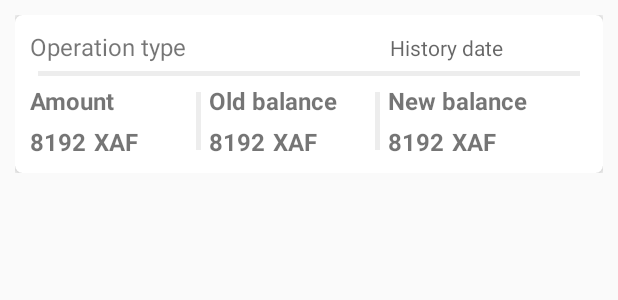
After one commit to HaroldMT/KoloAndroid, an Android app: the layout kolocustbalhist_rowitems.xml on its own in the app's theme, with its tools: preview values and no code run, on a phone screen of 412 x 824 dp. The commit adds this screen. Shown: the top 300 px of the screen. Run offline under Robolectric (Android 15) with nearby library versions, the phone set to English and light mode, and no system bars.

Commit message:
Emmanuel -Notification layerout -Notification recyclerView -Notification adapter -Notification list items -Customer Balance History layerout -Customer Balance History recyclerView -Customer Balance History adapter -Customer Balance History list items

```diff
--- /dev/null
+++ b/app/src/main/res/drawable/ic_announcement_black_36dp.xml
@@ -0,0 +1,4 @@
+<vector android:height="36dp" android:viewportHeight="24.0"
+    android:viewportWidth="24.0" android:width="36dp" xmlns:android="http://schemas.android.com/apk/res/android">
+    <path android:fillColor="#FF000000" android:pathData="M20,2L4,2c-1.1,0 -1.99,0.9 -1.99,2L2,22l4,-4h14c1.1,0 2,-0.9 2,-2L22,4c0,-1.1 -0.9,-2 -2,-2zM13,11h-2L11,5h2v6zM13,15h-2v-2h2v2z"/>
+</vector>
--- /dev/null
+++ b/app/src/main/res/drawable/loading_shape.xml
@@ -0,0 +1,4 @@
+<?xml version="1.0" encoding="utf-8"?>
+<shape android:shape="rectangle" xmlns:android="http://schemas.android.com/apk/res/android">
+<solid android:color="#f4f4f4" />
+</shape>
--- /dev/null
+++ b/app/src/main/res/drawable/roundedrectangle.xml
@@ -0,0 +1,4 @@
+<?xml version="1.0" encoding="utf-8"?>
+<shape xmlns:android="http://schemas.android.com/apk/res/android">
+<corners android:radius="25dp" />
+</shape>
--- /dev/null
+++ b/app/src/main/res/layout/kolocustbalhist_rowitems.xml
@@ -0,0 +1,179 @@
+<?xml version="1.0" encoding="utf-8"?>
+<RelativeLayout android:orientation="horizontal"
+    xmlns:android="http://schemas.android.com/apk/res/android"
+    android:layout_width="match_parent"
+    android:layout_height="wrap_content"
+    android:padding="10dp"
+    xmlns:app="http://schemas.android.com/apk/res-auto">
+
+    <android.support.v7.widget.CardView
+        app:cardElevation="5dp"
+        app:cardCornerRadius="5dp"
+        android:layout_width="match_parent"
+        android:layout_height="wrap_content">
+
+        <LinearLayout
+            android:padding="10dp"
+            android:background="@drawable/roundedrectangle"
+            android:orientation="vertical"
+            android:layout_width="match_parent"
+            android:layout_height="105dp">
+
+            <LinearLayout
+                android:orientation="horizontal"
+                android:layout_width="match_parent"
+                android:layout_height="wrap_content">
+
+                <TextView
+                    android:id="@+id/txt_custbal_optype"
+                    android:text="@string/operation_type"
+                    android:textSize="16sp"
+                    android:layout_width="240dp"
+                    android:layout_height="wrap_content" />
+
+                <TextView
+                    android:id="@+id/txt_custbal_historydate"
+                    android:text=""
+                    android:hint="@string/history_date"
+                    android:layout_width="wrap_content"
+                    android:layout_height="wrap_content" />
+
+            </LinearLayout>
+
+            <View
+                android:layout_width="match_parent"
+                android:layout_height="3dp"
+                android:background="@color/lightgrayline"
+                android:layout_margin="5dp"/>
+
+            <LinearLayout
+                android:orientation="horizontal"
+                android:layout_width="match_parent"
+                android:layout_height="wrap_content">
+
+                <LinearLayout
+                    android:orientation="vertical"
+                    android:layout_width="105dp"
+                    android:layout_height="wrap_content">
+
+                    <TextView
+                        android:paddingBottom="5dp"
+                        android:text="@string/amount"
+                        android:textSize="16sp"
+                        android:textStyle="bold"
+                        android:layout_width="wrap_content"
+                        android:layout_height="wrap_content" />
+
+                    <LinearLayout
+                        android:layout_width="wrap_content"
+                        android:layout_height="wrap_content">
+
+                        <TextView
+                            android:textStyle="bold"
+                            android:id="@+id/txt_custbal_amount"
+                            android:text="@string/sampleamount"
+                            android:textSize="16sp"
+                            android:layout_width="wrap_content"
+                            android:layout_height="wrap_content"
+                            android:layout_marginRight="5dp"/>
+                        <TextView
+                            android:textStyle="bold"
+                            android:text="@string/xaf"
+                            android:textSize="16sp"
+                            android:layout_width="wrap_content"
+                            android:layout_height="wrap_content" />
+
+                    </LinearLayout>
+
+                </LinearLayout>
+
+                <View
+                    android:layout_width="3dp"
+                    android:layout_height="match_parent"
+                    android:background="@color/lightgrayline"
+                    android:layout_margin="5dp"/>
+
+                <LinearLayout
+                    android:orientation="vertical"
+                    android:layout_width="105dp"
+                    android:layout_height="wrap_content">
+
+                    <TextView
+                        android:paddingBottom="5dp"
+                        android:text="@string/oldbalance"
+                        android:textSize="16sp"
+                        android:textStyle="bold"
+                        android:layout_width="wrap_content"
+                        android:layout_height="wrap_content" />
+
+                    <LinearLayout
+                        android:layout_width="wrap_content"
+                        android:layout_height="wrap_content">
+
+                        <TextView
+                            android:id="@+id/txt_custbal_oldbalance"
+                            android:text="@string/sampleamount"
+                            android:textSize="16sp"
+                            android:textStyle="bold"
+                            android:layout_width="wrap_content"
+                            android:layout_height="wrap_content"
+                            android:layout_marginRight="5dp"/>
+                        <TextView
+                            android:text="@string/xaf"
+                            android:textSize="16sp"
+                            android:textStyle="bold"
+                            android:layout_width="wrap_content"
+                            android:layout_height="wrap_content" />
+                    </LinearLayout>
+
+                </LinearLayout>
+
+                <View
+                    android:layout_width="3dp"
+                    android:layout_height="match_parent"
+                    android:background="@color/lightgrayline"
+                    android:layout_margin="5dp"/>
+
+                <LinearLayout
+                    android:orientation="vertical"
+                    android:layout_width="105dp"
+                    android:layout_height="wrap_content">
+
+                    <TextView
+                        android:paddingBottom="5dp"
+                        android:text="@string/newbalance"
+                        android:textSize="16sp"
+                        android:textStyle="bold"
+                        android:layout_width="wrap_content"
+                        android:layout_height="wrap_content" />
+
+                    <LinearLayout
+                        android:layout_width="wrap_content"
+                        android:layout_height="wrap_content">
+
+                        <TextView
+                            android:id="@+id/txt_custbal_newbalance"
+                            android:text="@string/sampleamount"
+                            android:textSize="16sp"
+                            android:textStyle="bold"
+                            android:layout_width="wrap_content"
+                            android:layout_height="wrap_content"
+                            android:layout_marginRight="5dp"/>
+                        <TextView
+                            android:text="@string/xaf"
+                            android:textSize="16sp"
+                            android:textStyle="bold"
+                            android:layout_width="wrap_content"
+                            android:layout_height="wrap_content" />
+
+                    </LinearLayout>
+
+                </LinearLayout>
+
+            </LinearLayout>
+
+        </LinearLayout>
+
+    </android.support.v7.widget.CardView>
+
+</RelativeLayout>
--- a/app/src/main/res/values-v21/strings.xml
+++ b/app/src/main/res/values-v21/strings.xml
@@ -33,4 +33,16 @@
     <string name="signin">Sign In</string>
     <string name="hint_phone_number">Phone number...</string>
     <string name="hint_full_name">Full name...</string>
+    <string name="img_notif_rowimg">Notification list item image</string>
+    <string name="title">Title</string>
+    <string name="message">Message</string>
+    <string name="notifications">Notifications</string>
+    <string name="creation_date">Creation Date</string>
+    <string name="operation_type">Operation type</string>
+    <string name="history_date">History date</string>
+    <string name="amount">Amount</string>
+    <string name="xaf">XAF</string>
+    <string name="sampleamount">8192</string>
+    <string name="oldbalance">Old balance</string>
+    <string name="newbalance">New balance</string>
 </resources>
--- a/app/src/main/res/values/strings.xml
+++ b/app/src/main/res/values/strings.xml
@@ -139,6 +139,20 @@
     <string name="key_vibrate">key_vibrate</string>
     <string name="title_activity_settings">Settings</string>
 
+    <!-- TODO: Remove or change this placeholder text -->
+    <string name="hello_blank_fragment">Hello blank fragment</string>
+    <string name="img_notif_rowimg">Notification list item image</string>
+    <string name="title">Title</string>
+    <string name="message">Message</string>
+    <string name="notifications">Notifications</string>
+    <string name="creation_date">Creation Date</string>
+    <string name="operation_type">Operation type</string>
+    <string name="history_date">History date</string>
+    <string name="amount">Amount</string>
+    <string name="xaf">XAF</string>
+    <string name="sampleamount">8192</string>
+    <string name="oldbalance">Old balance</string>
+    <string name="newbalance">New balance</string>
 
 
 </resources>
```
Also changed, not shown: app/src/main/java/fr/cyberix/kolo/Customer_BalhistoryFragment.java (added, +120 -0 lines), app/src/main/java/fr/cyberix/kolo/DashboardActivity.java (+6 -6 lines), app/src/main/java/fr/cyberix/kolo/KoloNotificationFragment.java (added, +123 -0 lines), app/src/main/java/fr/cyberix/kolo/adapters/CustBalHistoryRowItemsAdapter.java (added, +62 -0 lines), app/src/main/java/fr/cyberix/kolo/adapters/NotificationRowItemsAdapter.java (added, +60 -0 lines), app/src/main/res/drawable/ic_announcement_black_24dp.xml (added, +9 -0 lines), app/src/main/res/layout/fragment_customer__balhistory.xml (added, +18 -0 lines), app/src/main/res/layout/fragment_kolo_notification.xml (added, +18 -0 lines), app/src/main/res/layout/kolonotification_rowitems.xml (added, +77 -0 lines), 1 other file.
